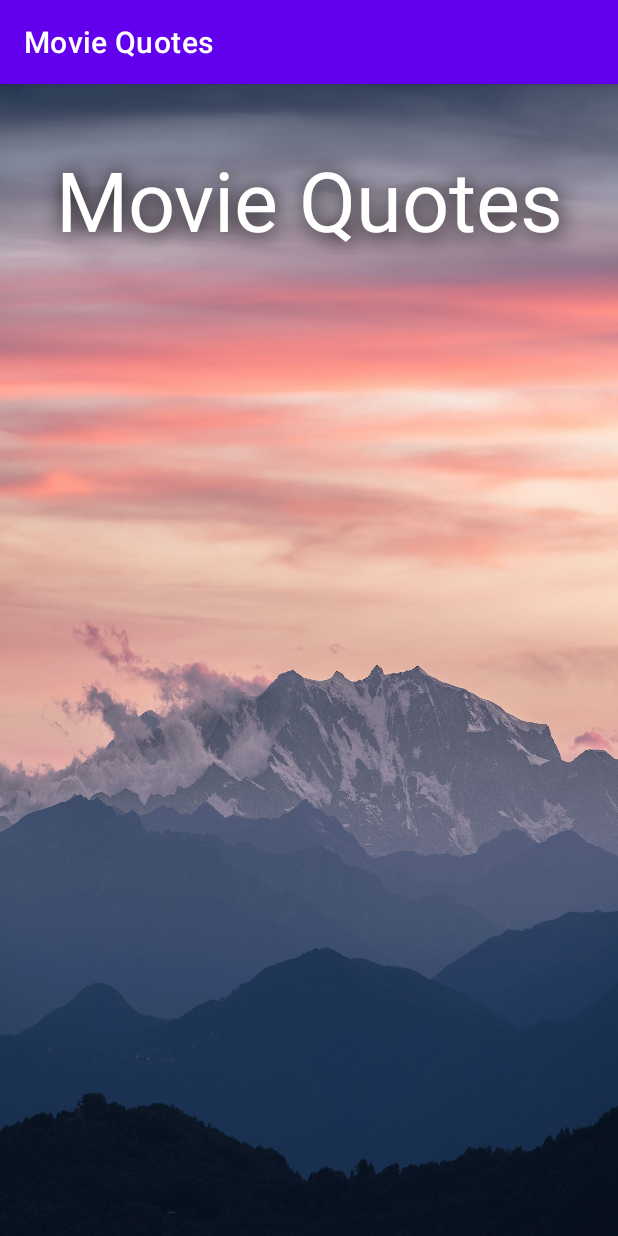
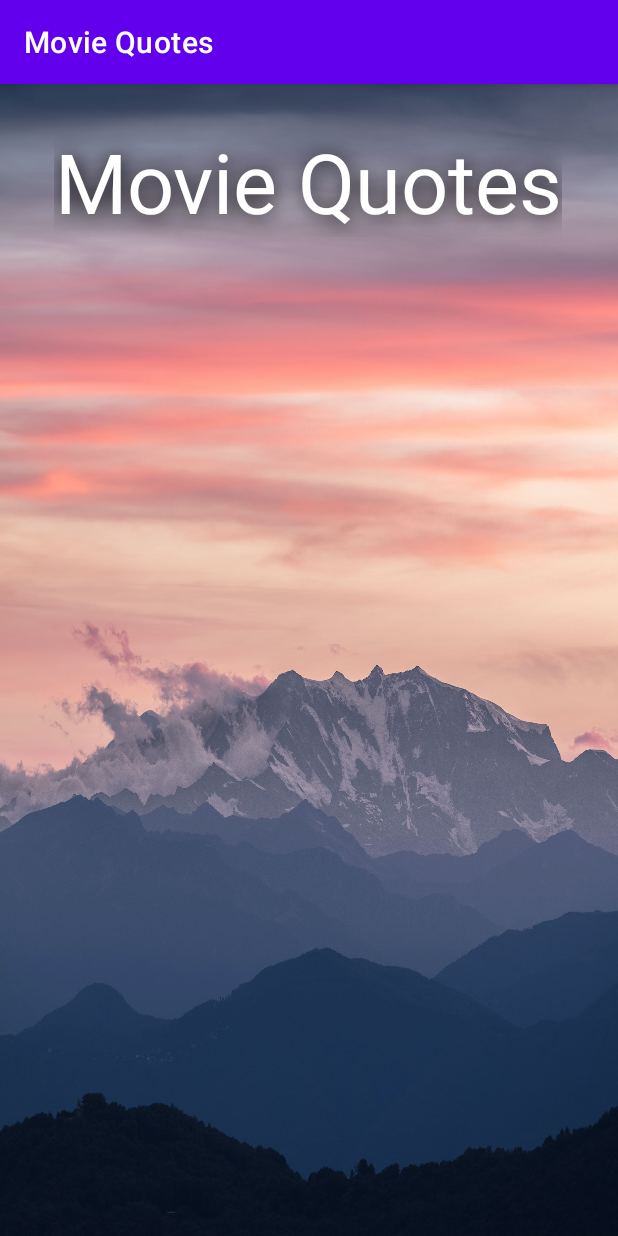
Before and after one commit to l-DoctorWhy-l/proj, an Android app: the screen it shows after launch (MainActivity), on a phone screen of 412 x 824 dp. Run offline under Robolectric (Android 15) with nearby library versions, the phone set to English and light mode, and no system bars.

Commit message:
remove errors

```diff
--- a/app/build.gradle
+++ b/app/build.gradle
@@ -35,12 +35,10 @@ dependencies {
     implementation 'com.google.android.material:material:1.8.0'
     implementation 'androidx.constraintlayout:constraintlayout:2.1.4'
     implementation 'com.google.firebase:firebase-auth:21.1.0'
-    implementation 'com.google.firebase:firebase-core:21.1.0'
+    implementation 'com.google.firebase:firebase-core:21.1.1'
     implementation 'com.google.firebase:firebase-database:20.1.0'
+    implementation 'androidx.work:work-runtime:2.7.1'
     testImplementation 'junit:junit:4.13.2'
     androidTestImplementation 'androidx.test.ext:junit:1.1.5'
     androidTestImplementation 'androidx.test.espresso:espresso-core:3.5.1'
-    implementation 'com.rengwuxian.materialedittext:library:2.1.4'
-    implementation 'uk.co.chrisjenx:calligraphy:2.3.0'
-
 }
--- a/app/src/main/res/layout/activity_main.xml
+++ b/app/src/main/res/layout/activity_main.xml
@@ -1,27 +1,41 @@
 <?xml version="1.0" encoding="utf-8"?>
-<LinearLayout xmlns:android="http://schemas.android.com/apk/res/android"
+<androidx.constraintlayout.widget.ConstraintLayout xmlns:android="http://schemas.android.com/apk/res/android"
     xmlns:app="http://schemas.android.com/apk/res-auto"
     xmlns:tools="http://schemas.android.com/tools"
-    android:layout_width="wrap_content"
+    android:layout_width="match_parent"
     android:layout_height="match_parent"
     android:background="@drawable/bg"
-    tools:context=".MainActivity"
-    >
+    tools:context=".MainActivity">
 
+
+    <ImageView
+        android:id="@+id/imageView"
+        android:layout_width="wrap_content"
+        android:layout_height="wrap_content"
+        app:srcCompat="@drawable/bg"
+        app:layout_constraintBottom_toBottomOf="parent"
+        app:layout_constraintTop_toTopOf="parent"
+        app:layout_constraintStart_toStartOf="parent"
+        android:scaleType="fitXY"
+        />
 
     <TextView
         android:id="@+id/textView"
         android:layout_width="wrap_content"
         android:layout_height="wrap_content"
+        android:layout_marginTop="28dp"
         android:layout_weight="1"
-        android:text="@string/app_name"
-        android:textColor="@color/white"
-        android:textSize="55sp"
         android:shadowColor="@color/black"
         android:shadowDx="2"
         android:shadowDy="2"
         android:shadowRadius="18"
+        android:text="@string/app_name"
         android:textAlignment="center"
-        android:layout_marginTop="40dp"
-        />
-</LinearLayout>
+        android:textColor="@color/white"
+        android:textSize="55sp"
+        app:layout_constraintBaseline_toBottomOf="parent"
+        app:layout_constraintEnd_toEndOf="parent"
+        app:layout_constraintHorizontal_bias="0.493"
+        app:layout_constraintStart_toStartOf="parent"
+        app:layout_constraintTop_toTopOf="parent" />
+</androidx.constraintlayout.widget.ConstraintLayout>
```
